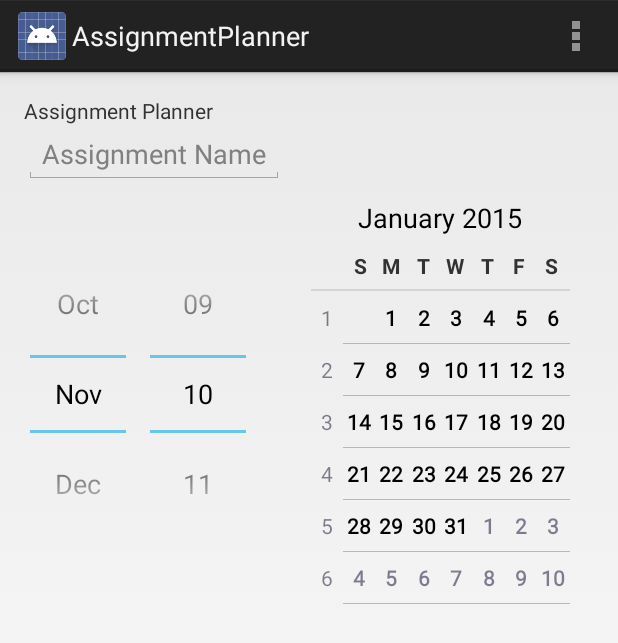
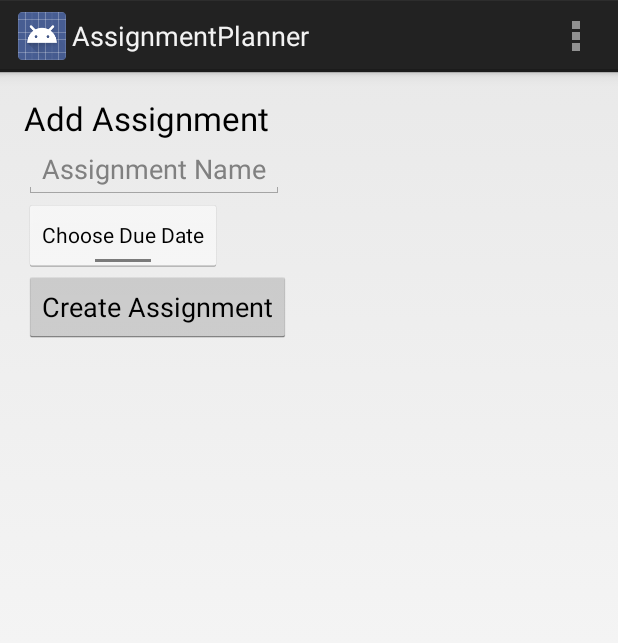
Before and after one commit to shaanamin13/AssignmentPlanner, an Android app: the NewAssignmentsActivity screen opened directly, with no data from a screen before it, in the options menu, after a tap on "Settings", on a phone screen of 412 x 824 dp. Shown: the top 643 px of the screen. Run offline under Robolectric (Android 15) with nearby library versions, the phone set to English and light mode, and no system bars.

Commit message:
Added a datepicker

```diff
--- a/AssignmentPlanner/app/src/main/java/com/example/shaan/assignmentplanner/NewAssignmentsActivity.java
+++ b/AssignmentPlanner/app/src/main/java/com/example/shaan/assignmentplanner/NewAssignmentsActivity.java
@@ -4,6 +4,11 @@ import android.app.Activity;
 import android.os.Bundle;
 import android.view.Menu;
 import android.view.MenuItem;
+import android.view.View;
+import android.widget.DatePicker;
+import android.widget.ToggleButton;
+
+import java.util.Date;
 
 
 public class NewAssignmentsActivity extends Activity {
@@ -22,6 +27,24 @@ public class NewAssignmentsActivity extends Activity {
         return true;
     }
 
+
+
+    public void onToggleClicked(View view) {
+        // Is the toggle on?
+        DatePicker dueDate = (DatePicker) findViewById(R.id.datePicker);
+        boolean on = ((ToggleButton) view).isChecked();
+
+        if (on) {
+            // Enable vibrate
+          dueDate.setVisibility(View.VISIBLE);
+        } else {
+            // Disable vibrate
+            dueDate.setVisibility(View.GONE);
+        }
+    }
+
+
+
     @Override
     public boolean onOptionsItemSelected(MenuItem item) {
         // Handle action bar item clicks here. The action bar will
--- a/AssignmentPlanner/app/src/main/res/layout/activity_assignments.xml
+++ b/AssignmentPlanner/app/src/main/res/layout/activity_assignments.xml
@@ -10,10 +10,15 @@
         android:layout_width="fill_parent"
         android:layout_height="fill_parent">
 
-        <TextView android:text="Assignment Planner" android:layout_width="match_parent"
+        <TextView
+            android:layout_width="wrap_content"
             android:layout_height="wrap_content"
-            android:id="@+id/textView"
-            android:layout_alignParentEnd="false" />
+            android:textAppearance="?android:attr/textAppearanceLarge"
+            android:text="Add Assignment"
+            android:id="@+id/textView2"
+            android:layout_alignParentBottom="true"
+            android:layout_alignParentLeft="true"
+            android:layout_alignParentStart="true" />
 
         <ScrollView
             android:layout_width="match_parent"
@@ -31,6 +36,17 @@
                     android:id="@+id/editText2"
                     android:hint="Assignment Name" />
 
+                <ToggleButton
+                    android:layout_width="wrap_content"
+                    android:layout_height="wrap_content"
+                    android:text="Choose Due Date"
+                    android:id="@+id/toggleButton"
+                    android:checked="false"
+                    android:textOff="Choose Due Date"
+                    android:textOn="Select Due Date"
+                    android:clickable="true"
+                    android:onClick="onToggleClicked" />
+
                 <DatePicker
                     android:layout_width="fill_parent"
                     android:layout_height="wrap_content"
@@ -39,7 +55,14 @@
                     android:clickable="true"
                     android:layout_centerVertical="true"
                     android:layout_alignParentLeft="true"
-                    android:spinnersShown="true" />
+                    android:spinnersShown="true"
+                    android:visibility="gone" />
+
+                <Button
+                    android:layout_width="wrap_content"
+                    android:layout_height="wrap_content"
+                    android:text="Create Assignment"
+                    android:id="@+id/button" />
 
             </LinearLayout>
         </ScrollView>
--- a/AssignmentPlanner/app/src/main/res/values/strings.xml
+++ b/AssignmentPlanner/app/src/main/res/values/strings.xml
@@ -4,5 +4,6 @@
     <string name="app_name">AssignmentPlanner</string>
     <string name="hello_world">Hello world!</string>
     <string name="action_settings">Settings</string>
+    <string name="Title">Assignment Planner</string>
 
 </resources>
```
Also changed, not shown: 1 other file.
